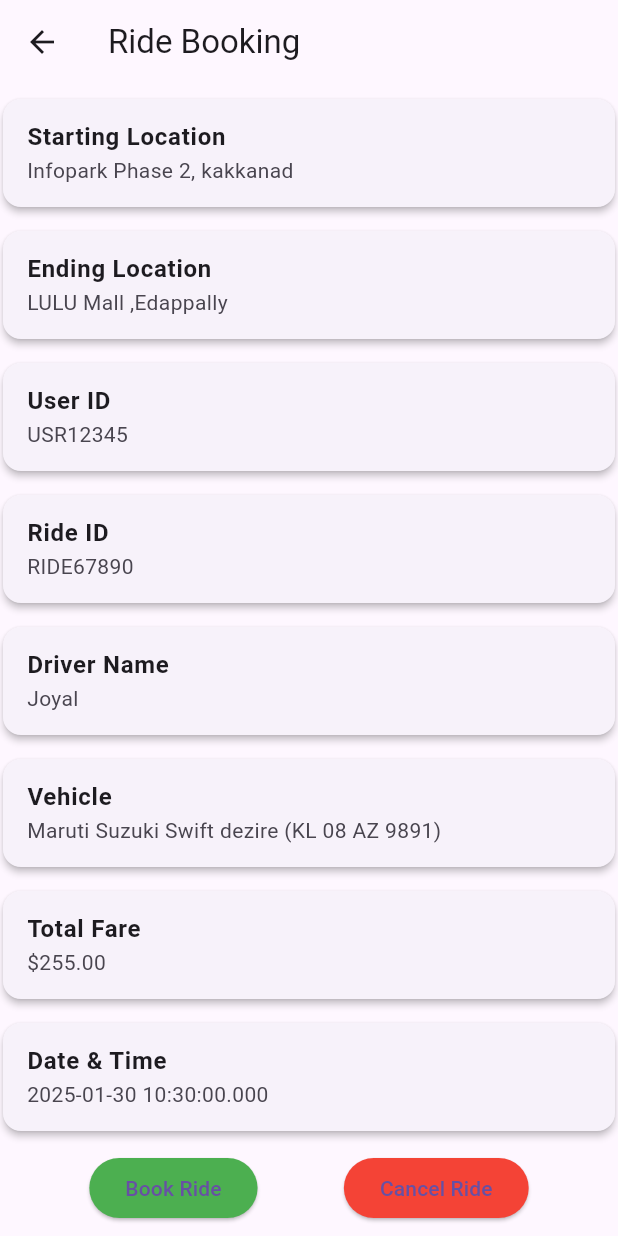
After one commit to pranavedstem/GoDrive, a Flutter app: the Home screen opened directly, after a tap on "Book Ride", on a phone screen of 412 x 824 dp. The commit adds this screen. Run offline on Flutter 3.47's test engine with Material 3 defaults, Android fonts, the phone set to English and light mode, and no system bars; our stand-ins replace geocoding, geolocator, google_maps_flutter; accounts and stored records are empty.

Commit message:
book ride

```diff
--- /dev/null
+++ b/lib/models/ride_model.dart
@@ -0,0 +1,23 @@
+class RideModel {
+  final String userId;
+  final String rideId;
+  final String startLocation;
+  final String endLocation;
+  final String driverName;
+  final String vehicleName;
+  final String vehicleNumber;
+  final double totalFare;
+  final DateTime rideDateTime;
+
+  RideModel({
+    required this.userId,
+    required this.rideId,
+    required this.startLocation,
+    required this.endLocation,
+    required this.driverName,
+    required this.vehicleName,
+    required this.vehicleNumber,
+    required this.totalFare,
+    required this.rideDateTime,
+  });
+}
--- a/lib/view/screens/home_screen.dart
+++ b/lib/view/screens/home_screen.dart
@@ -1,4 +1,5 @@
 import 'package:dummyprojecr/view/screens/maps.dart';
+import 'package:dummyprojecr/view/screens/ride_booking.dart';
 import 'package:flutter/material.dart';
 import 'package:geolocator/geolocator.dart';
 import 'package:geocoding/geocoding.dart';
@@ -84,7 +85,7 @@ class HomeState extends State<Home> {
                           TextFormField(
                             controller: addressController,
                             decoration: const InputDecoration(
-                              hintText: 'Current Location',
+                              labelText: 'Current Location',
                               border: OutlineInputBorder(),
                               prefixIcon: Icon(Icons.location_on),
                             ),
@@ -102,12 +103,13 @@ class HomeState extends State<Home> {
                     ),
                   ),
                 ),
+
                 FloatingActionButton(
                   onPressed: () {
                     Navigator.push(
                       context,
                       MaterialPageRoute(
-                        builder: (context) => const Maps(),
+                        builder: (context) => Maps(),
                       ),
                     );
                   },
@@ -116,6 +118,13 @@ class HomeState extends State<Home> {
                 ),
               ],
             ),
+            const SizedBox(height: 16,),
+            ElevatedButton(onPressed: (){ Navigator.push(
+                      context,
+                      MaterialPageRoute(
+                        builder: (context) =>  RideBookingScreen()
+                      ),
+                    );}, child: Text('Book Ride')),
           ],
         ),
       ),
--- a/lib/view/screens/maps.dart
+++ b/lib/view/screens/maps.dart
@@ -41,7 +41,7 @@ class MapsState extends State<Maps> {
       // infoWindow: const InfoWindow(title: 'Current Location'),
     ),
     Marker(
-      markerId: const MarkerId('_sourceLocation'),
+      markerId: const MarkerId('_sourceocation'),
       icon: BitmapDescriptor.defaultMarker,
       position: _exact,
       // infoWindow: const InfoWindow(title: 'Current Location'),
--- /dev/null
+++ b/lib/view/screens/ride_booking.dart
@@ -0,0 +1,89 @@
+import 'package:flutter/material.dart';
+import 'package:dummyprojecr/models/ride_model.dart';
+
+class RideBookingScreen extends StatefulWidget {
+  const RideBookingScreen({super.key});
+
+  @override
+  RideBookingScreenState createState() => RideBookingScreenState();
+}
+
+class RideBookingScreenState extends State<RideBookingScreen> {
+  // Sample ride data
+  RideModel ride = RideModel(
+    userId: "USR12345",
+    rideId: "RIDE67890",
+    startLocation: "Infopark Phase 2, kakkanad",
+    endLocation: "LULU Mall ,Edappally",
+    driverName: "Joyal",
+    vehicleName: "Maruti Suzuki Swift dezire",
+    vehicleNumber: "KL 08 AZ 9891",
+    totalFare: 255,
+    rideDateTime: DateTime.now(),
+  );
+
+  void bookRide() {
+    ScaffoldMessenger.of(context).showSnackBar(
+      SnackBar(content: Text("Ride Booked Successfully!")),
+    );
+  }
+
+  void cancelRide() {
+    ScaffoldMessenger.of(context).showSnackBar(
+      SnackBar(content: Text("Ride Cancelled!")),
+    );
+  }
+
+  @override
+  Widget build(BuildContext context) {
+    return Scaffold(
+      appBar: AppBar(title: Text("Ride Booking")),
+      body: SingleChildScrollView(
+        child: Padding(
+          padding: const EdgeInsets.all(2.0),
+          child: Column(
+            crossAxisAlignment: CrossAxisAlignment.start,
+            children: [
+              buildInfoTile("Starting Location", ride.startLocation),
+              buildInfoTile("Ending Location", ride.endLocation),
+              buildInfoTile("User ID", ride.userId),
+              buildInfoTile("Ride ID", ride.rideId),
+              buildInfoTile("Driver Name", ride.driverName),
+              buildInfoTile("Vehicle", "${ride.vehicleName} (${ride.vehicleNumber})"),
+              buildInfoTile("Total Fare", "\$${ride.totalFare.toStringAsFixed(2)}"),
+              buildInfoTile("Date & Time", ride.rideDateTime.toString()),
+
+              const SizedBox(height: 6),
+              Row(
+                mainAxisAlignment: MainAxisAlignment.spaceEvenly,
+                children: [
+                  ElevatedButton(
+                    onPressed: bookRide,
+                    style: ElevatedButton.styleFrom(backgroundColor: Colors.green),
+                    child: Text("Book Ride"),
+                  ),
+                  ElevatedButton(
+                    onPressed: cancelRide,
+                    style: ElevatedButton.styleFrom(backgroundColor: Colors.red),
+                    child: Text("Cancel Ride"),
+                  ),
+                ],
+              ),
+            ],
+          ),
+        ),
+      ),
+    );
+  }
+
+  Widget buildInfoTile(String title, String value) {
+    return Card(
+      elevation: 2,
+      margin: EdgeInsets.symmetric(vertical: 8),
+      child: ListTile(
+        title: Text(title, style: TextStyle(fontWeight: FontWeight.bold)),
+        subtitle: Text(value),
+      ),
+    );
+  }
+}
--- a/lib/view/screens/service_screen.dart
+++ b/lib/view/screens/service_screen.dart
@@ -1,3 +1,4 @@
+// import 'package:dummyprojecr/view/screens/home_screen.dart';
 import 'package:flutter/material.dart';
 
 class ServiceScreen extends StatelessWidget {
@@ -14,14 +15,15 @@ class ServiceScreen extends StatelessWidget {
                 mainAxisAlignment: MainAxisAlignment.spaceEvenly,
                 children: [
                   TappableContainer(
-                    label: 'Tap 1',
+
+                    label: 'Ride',
                     color: Colors.blue,
                     onTap: () {
-
+                      // Navigator.push(context, MaterialPageRoute(builder: (context) => Home(address: ''),));
                     },
                   ),
                   TappableContainer(
-                    label: 'Tap 2',
+                    label: 'Auto plus',
                     color: Colors.green,
                     onTap: () {
 
--- a/pubspec.yaml
+++ b/pubspec.yaml
@@ -38,6 +38,7 @@ dependencies:
   google_maps_flutter: ^2.10.0
   geolocator: ^13.0.2
   geocoding: ^3.0.0
+  flutter_polyline_points: ^2.1.0
 
 dev_dependencies:
   flutter_test:
```
Also changed, not shown: pubspec.lock, 1 other file.
